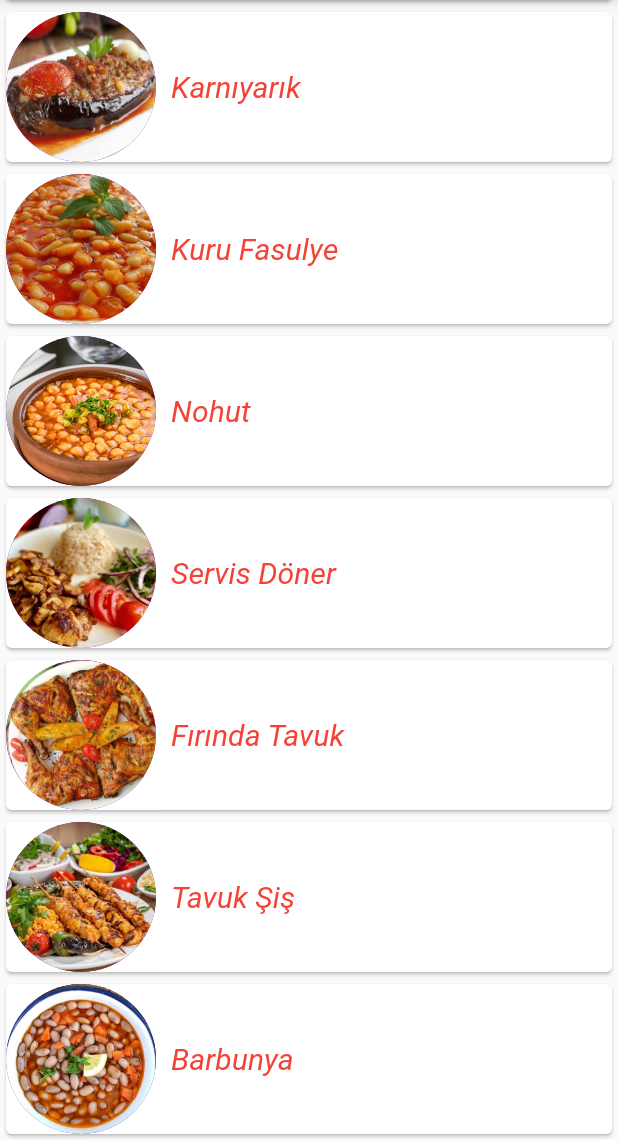
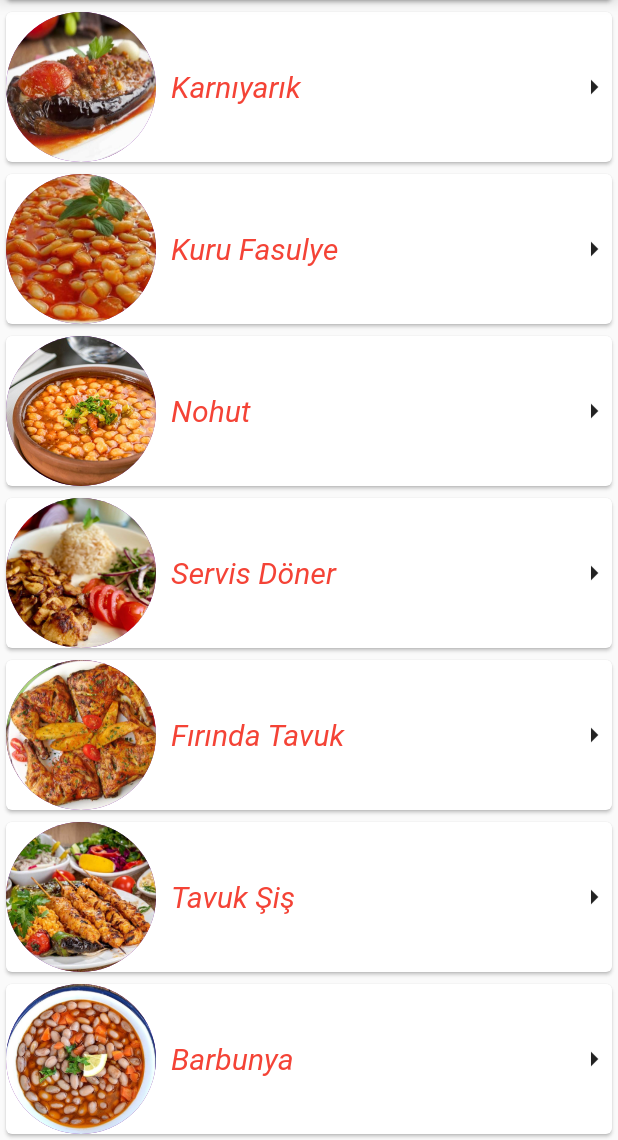
Before and after one commit to ertekinbatuhan/3301456_213301068, a Flutter app: the FoodsView screen opened directly, scrolled down 312 dp, on a phone screen of 412 x 824 dp, the part 96-1236 px from its top. Run offline on Flutter 3.47's test engine with Material 2 defaults, Android fonts, the phone set to English and light mode, and no system bars; our stand-ins replace google_fonts.

Commit message:
update project

```diff
--- a/lib/view/foodsView.dart
+++ b/lib/view/foodsView.dart
@@ -136,7 +136,9 @@ class _FoodsViewState extends State<FoodsView> {
                               )
 
                             ],
-                          )
+                          ),
+                          const Spacer(),
+                          Icon(Icons.arrow_right)
                         ],
                       )
                   ),
```
